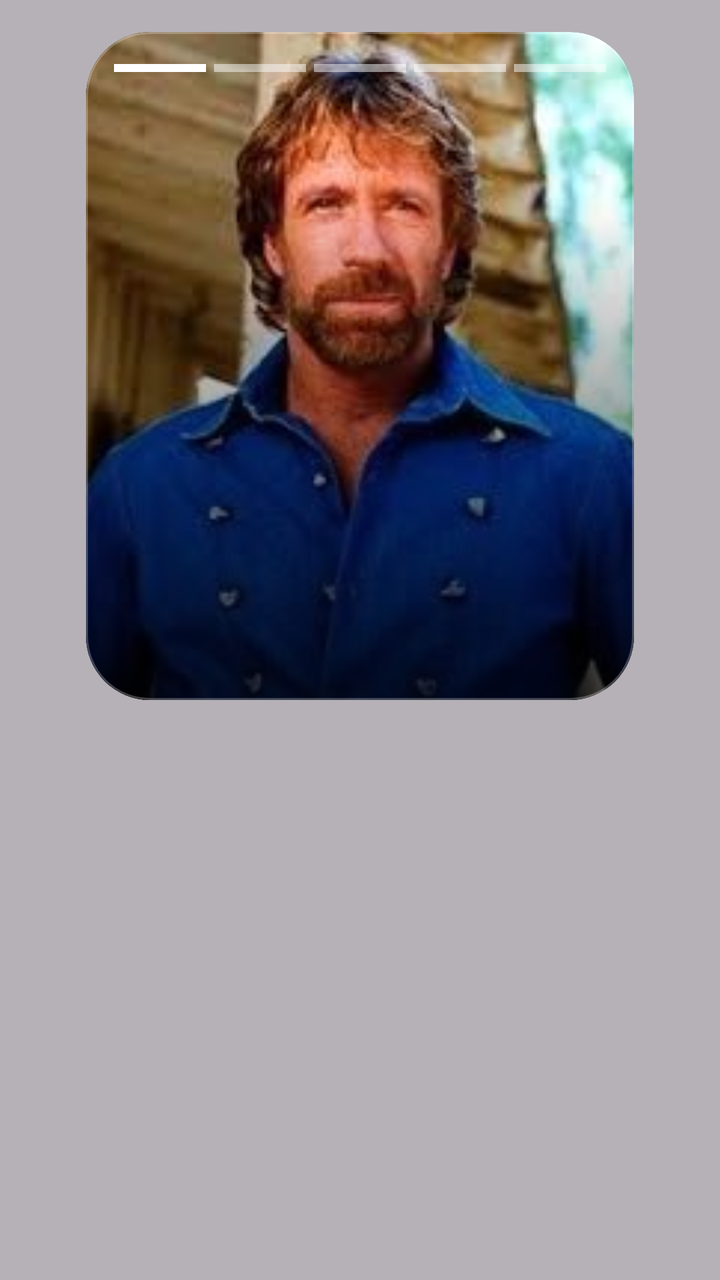
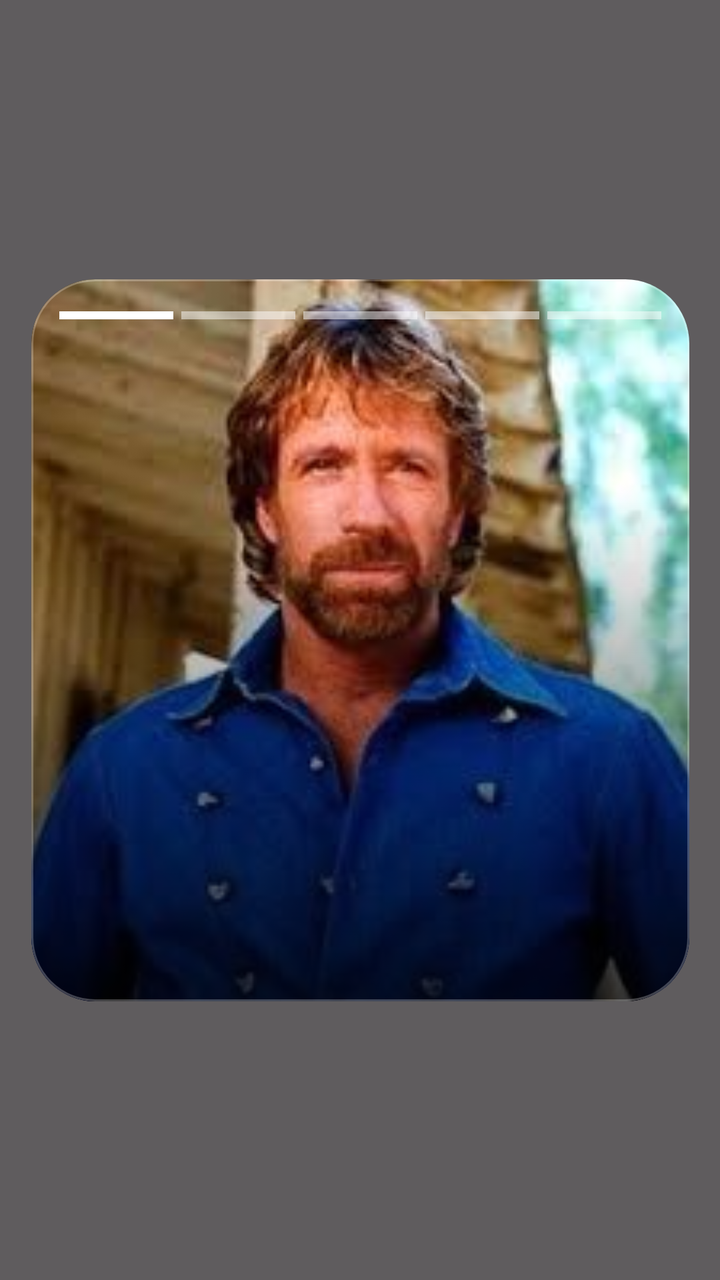

Compare the two renders of this Android layout. The source of the first and the diff that turns it into the second are given below.
<!-- AndroidManifest.xml: application theme Theme.FightHub -->
<!-- res/layout/fragment_main_profilo_utente_foto.xml -->
<?xml version="1.0" encoding="utf-8"?>
<androidx.constraintlayout.widget.ConstraintLayout
    xmlns:android="http://schemas.android.com/apk/res/android"
    xmlns:app="http://schemas.android.com/apk/res-auto"
    android:id="@+id/rootLayout"
    android:clickable="true"
    android:focusable="true"
    android:layout_width="match_parent"
    android:layout_height="match_parent"
    android:background="#592F2E2E">

    
    <View
        android:id="@+id/glowBorder"
        android:layout_width="0dp"
        android:layout_height="0dp"
        android:layout_margin="14dp"
        android:background="@drawable/glow_neon_shape"
        app:layout_constraintBottom_toTopOf="@+id/bottomNavigation"
        app:layout_constraintEnd_toEndOf="parent"
        app:layout_constraintStart_toStartOf="parent"
        app:layout_constraintTop_toTopOf="parent" />

    
    <com.google.android.material.card.MaterialCardView
        android:id="@+id/profileCard"
        android:layout_width="274dp"
        android:layout_height="334dp"
        android:layout_margin="16dp"
        app:cardBackgroundColor="@color/black"
        app:cardCornerRadius="32dp"
        app:cardElevation="0dp"
        app:layout_constraintDimensionRatio="3:4"
        app:layout_constraintBottom_toTopOf="@+id/bottomNavigation"
        app:layout_constraintBottom_toBottomOf="parent"
        app:layout_constraintEnd_toEndOf="parent"
        app:layout_constraintStart_toStartOf="parent"
        app:layout_constraintTop_toTopOf="parent"
        app:strokeColor="#40FFFFFF"
        app:strokeWidth="1dp">

        <androidx.constraintlayout.widget.ConstraintLayout
            android:layout_width="match_parent"
            android:layout_height="match_parent">

            <ImageView
                android:id="@+id/profileImage"
                android:layout_width="match_parent"
                android:layout_height="match_parent"
                android:scaleType="centerCrop"
                android:src="@drawable/chuck_norris" />

            

            <View
                android:id="@+id/viewNext"
                android:layout_width="0dp"
                android:layout_height="match_parent"
                app:layout_constraintBottom_toBottomOf="parent"
                app:layout_constraintEnd_toEndOf="parent"
                app:layout_constraintHorizontal_weight="1" />

            
            <View
                android:layout_width="match_parent"
                android:layout_height="250dp"
                android:background="@drawable/bottom_gradient"
                app:layout_constraintBottom_toBottomOf="parent" />

            
            <LinearLayout
                android:id="@+id/indicatorContainer"
                android:layout_width="match_parent"
                android:layout_height="4dp"
                android:layout_marginHorizontal="12dp"
                android:layout_marginTop="16dp"
                android:elevation="10dp"
                android:orientation="horizontal"
                android:weightSum="5"
                app:layout_constraintTop_toTopOf="parent">

                <View
                    android:id="@+id/ind_0"
                    android:layout_width="0dp"
                    android:layout_height="match_parent"
                    android:layout_marginHorizontal="2dp"
                    android:layout_weight="1"
                    android:background="@color/white" />

                <View
                    android:id="@+id/ind_1"
                    android:layout_width="0dp"
                    android:layout_height="match_parent"
                    android:layout_marginHorizontal="2dp"
                    android:layout_weight="1"
                    android:background="#80FFFFFF" />

                <View
                    android:id="@+id/ind_2"
                    android:layout_width="0dp"
                    android:layout_height="match_parent"
                    android:layout_marginHorizontal="2dp"
                    android:layout_weight="1"
                    android:background="#80FFFFFF" />

                <View
                    android:id="@+id/ind_3"
                    android:layout_width="0dp"
                    android:layout_height="match_parent"
                    android:layout_marginHorizontal="2dp"
                    android:layout_weight="1"
                    android:background="#80FFFFFF" />

                <View
                    android:id="@+id/ind_4"
                    android:layout_width="0dp"
                    android:layout_height="match_parent"
                    android:layout_marginHorizontal="2dp"
                    android:layout_weight="1"
                    android:background="#80FFFFFF" />
            </LinearLayout>


        </androidx.constraintlayout.widget.ConstraintLayout>
    </com.google.android.material.card.MaterialCardView>
</androidx.constraintlayout.widget.ConstraintLayout>
<!-- resources referenced by this layout -->
<resources>
  <color name="black">#FF000000</color>
  <color name="white">#FFFFFFFF</color>
  <!-- drawable bottom_gradient (drawable) -->
  <shape xmlns:android="http://schemas.android.com/apk/res/android">
      <gradient
          android:angle="90"
          android:endColor="@android:color/transparent"
          android:startColor="#CC000000" />
  </shape>
  <!-- drawable chuck_norris: jpg bitmap (drawable, 8246 bytes) -->
  <!-- drawable glow_neon_shape (drawable) -->
  <shape xmlns:android="http://schemas.android.com/apk/res/android">
      <corners android:radius="36dp" />
      <gradient
          android:startColor="#60FF0000"
          android:endColor="@android:color/transparent"
          android:type="radial"
          android:gradientRadius="200dp" />
  </shape>
  <style name="Theme.FightHub" parent="Base.Theme.FightHub" />
  <style name="Base.Theme.FightHub" parent="Theme.Material3.DayNight.NoActionBar">
          
          
      </style>
</resources>

<!-- the commit's change to res/layout/fragment_main_profilo_utente_foto.xml (unified diff, before → after) -->
@@ -2,12 +2,13 @@
 <androidx.constraintlayout.widget.ConstraintLayout
     xmlns:android="http://schemas.android.com/apk/res/android"
     xmlns:app="http://schemas.android.com/apk/res-auto"
+    xmlns:tools="http://schemas.android.com/tools"
     android:id="@+id/rootLayout"
     android:clickable="true"
     android:focusable="true"
     android:layout_width="match_parent"
     android:layout_height="match_parent"
-    android:background="#592F2E2E">
+    android:background="#C42F2E2E">
 
     
     <View
@@ -16,7 +17,6 @@
         android:layout_height="0dp"
         android:layout_margin="14dp"
         android:background="@drawable/glow_neon_shape"
-        app:layout_constraintBottom_toTopOf="@+id/bottomNavigation"
         app:layout_constraintEnd_toEndOf="parent"
         app:layout_constraintStart_toStartOf="parent"
         app:layout_constraintTop_toTopOf="parent" />
@@ -24,15 +24,14 @@
     
     <com.google.android.material.card.MaterialCardView
         android:id="@+id/profileCard"
-        android:layout_width="274dp"
-        android:layout_height="334dp"
+        android:layout_width="329dp"
+        android:layout_height="361dp"
         android:layout_margin="16dp"
         app:cardBackgroundColor="@color/black"
         app:cardCornerRadius="32dp"
         app:cardElevation="0dp"
+        app:layout_constraintBottom_toBottomOf="parent"
         app:layout_constraintDimensionRatio="3:4"
-        app:layout_constraintBottom_toTopOf="@+id/bottomNavigation"
-        app:layout_constraintBottom_toBottomOf="parent"
         app:layout_constraintEnd_toEndOf="parent"
         app:layout_constraintStart_toStartOf="parent"
         app:layout_constraintTop_toTopOf="parent"
@@ -61,13 +60,15 @@
                 app:layout_constraintHorizontal_weight="1" />
 
             
+
+            
             <View
                 android:layout_width="match_parent"
                 android:layout_height="250dp"
                 android:background="@drawable/bottom_gradient"
-                app:layout_constraintBottom_toBottomOf="parent" />
+                app:layout_constraintBottom_toBottomOf="parent"
+                tools:layout_editor_absoluteX="0dp" />
 
-            
             <LinearLayout
                 android:id="@+id/indicatorContainer"
                 android:layout_width="match_parent"
